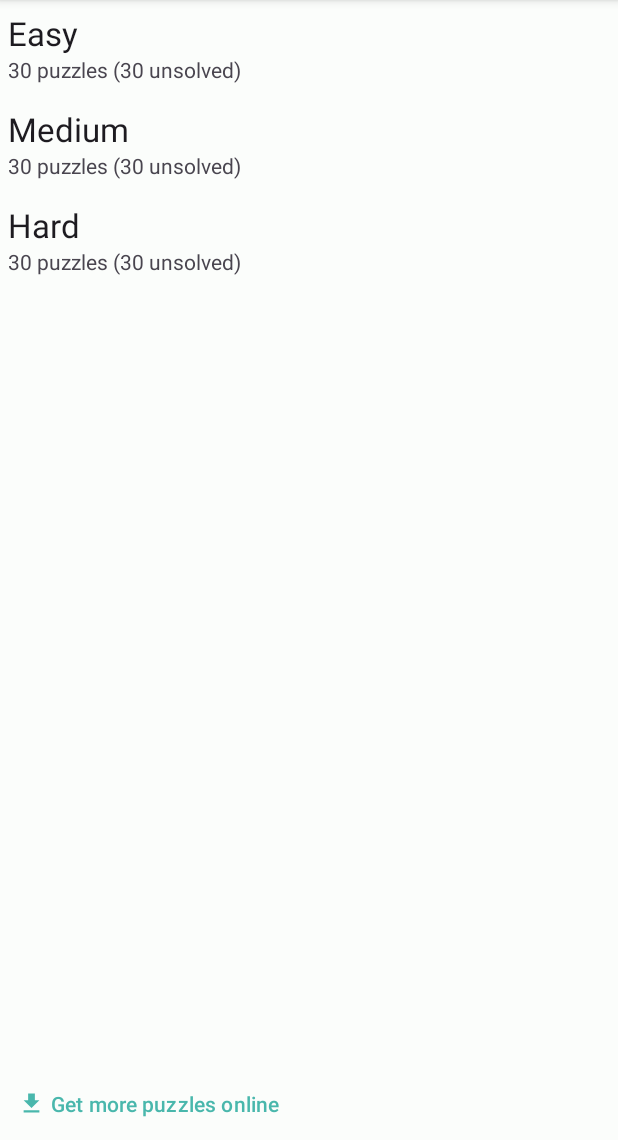
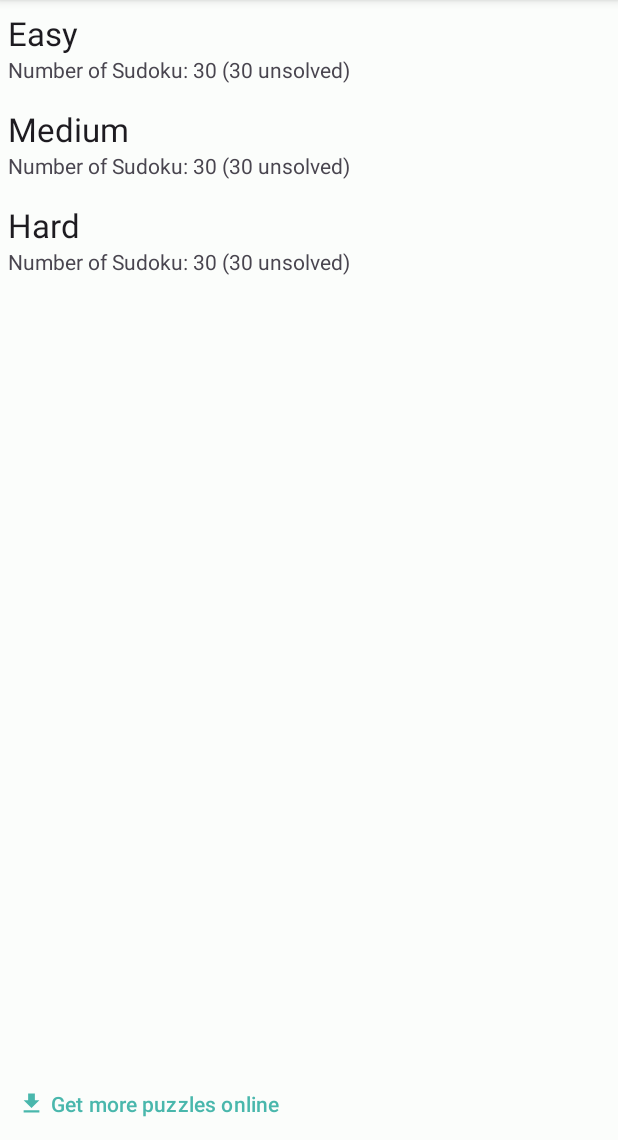
Before and after one commit to buliasz/open-sudoku-2, an Android app: the FolderListActivity screen opened directly, with no data from a screen before it, on a phone screen of 412 x 824 dp, the part 96-1236 px from its top. Run offline under Robolectric (Android 15) with nearby library versions, the phone set to English and light mode, and no system bars.

Commit message:
n_puzzles string normalized

```diff
--- a/app/src/main/java/org/buliasz/opensudoku2/game/FolderInfo.kt
+++ b/app/src/main/java/org/buliasz/opensudoku2/game/FolderInfo.kt
@@ -59,7 +59,7 @@ class FolderInfo {
 
 	fun getDetail(c: Context): String {
 		val sb = StringBuilder()
-		sb.append(c.resources.getQuantityString(R.plurals.n_puzzles, puzzleCount, puzzleCount))
+		sb.append(c.getString(R.string.n_puzzles, puzzleCount))
 		if (puzzleCount > 0) {
 			// there are some puzzles
 			val unsolvedCount = puzzleCount - solvedCount
--- a/app/src/main/res/values/strings.xml
+++ b/app/src/main/res/values/strings.xml
@@ -72,11 +72,7 @@
     <string name="rename_folder_title">Rename %s</string>
     <string name="delete_folder_title">Delete %s</string>
     <string name="delete_folder_confirm">Are you sure you want to delete this folder?</string>
-    <plurals name="n_puzzles">
-        <item quantity="zero">No puzzles</item>
-        <item quantity="one">%d puzzle</item>
-        <item quantity="other">%d puzzles</item>
-    </plurals>
+    <string name="n_puzzles">Number of Sudoku: %d</string>
     <string name="all_solved">all solved</string>
     <string name="n_solved">%s solved</string>
     <string name="n_unsolved">%d unsolved</string>
```
Also changed, not shown: 12 other files.
